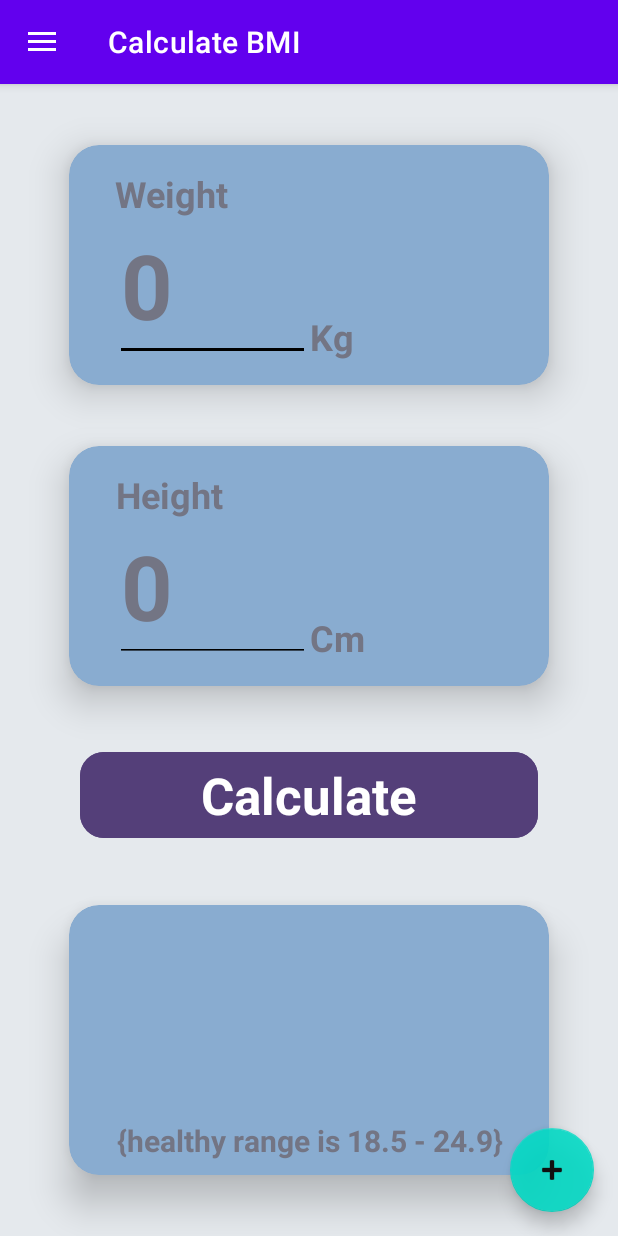
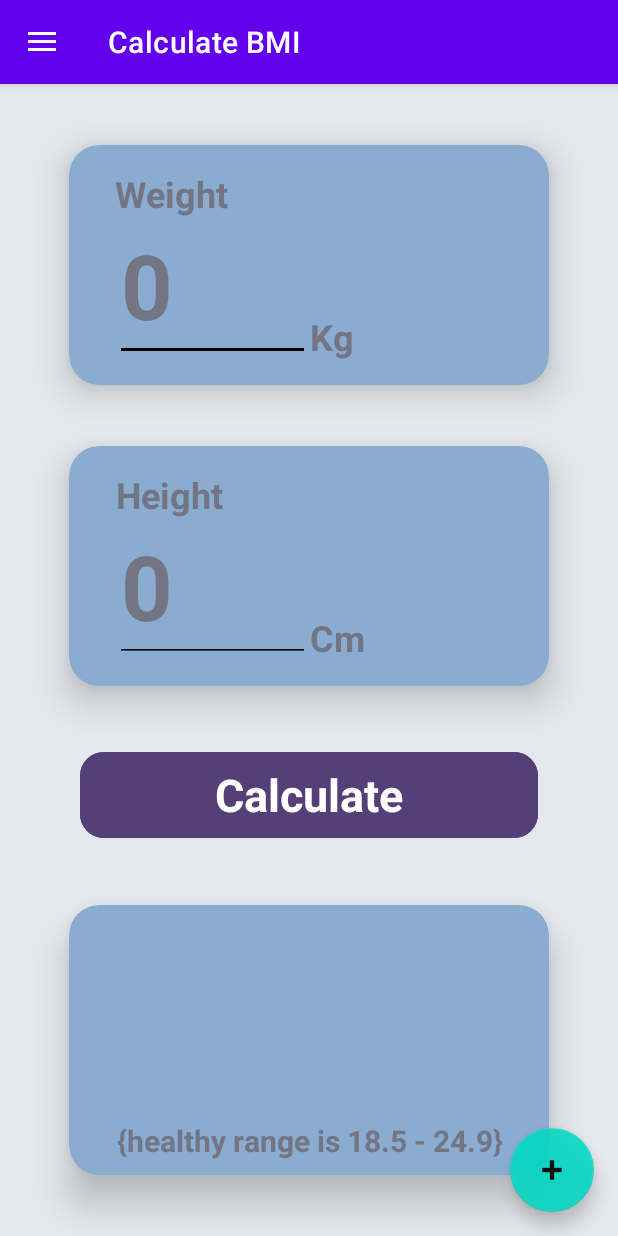
Before and after one commit to AnupaRasaputhra/FitPulse-CapstoneProject, an Android app: the screen it shows after launch (MainActivity), in the side drawer, after a tap on "Calculate BMI", on a phone screen of 412 x 824 dp. Run offline under Robolectric (Android 15) with nearby library versions, the phone set to English and light mode, and no system bars; our stand-ins replace navigation-ui.

```diff
--- a/FitPulse/app/src/main/res/layout/bmi_fragment.xml
+++ b/FitPulse/app/src/main/res/layout/bmi_fragment.xml
@@ -154,7 +154,7 @@
         android:elevation="20dp"
         android:text="@string/calculate"
         android:textColor="@color/white"
-        android:textSize="34sp"
+        android:textSize="30sp"
         android:textStyle="bold"
         app:cornerRadius="16dp"
         app:layout_constraintBottom_toTopOf="@+id/cardResult"
```
